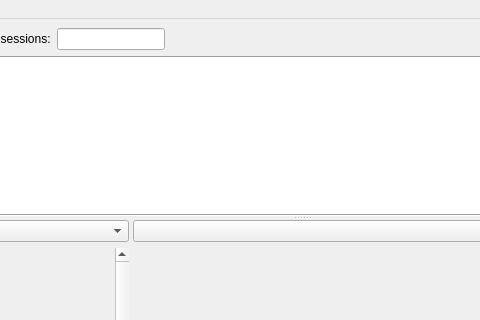
jniediek/combinato, file combinato/guioverview/guioverview.ui: the form before one commit; both pictures show x 95 to 575 and y 0 to 320 of the 793 by 555 pixel window.
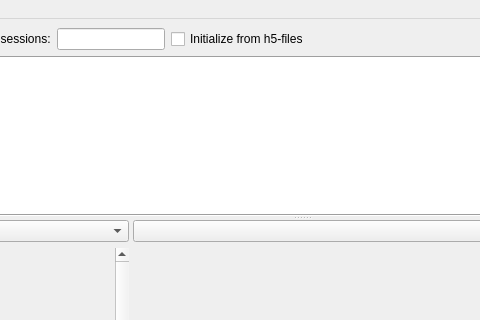
The form after the commit.

Commit message: Added option to init overview-gui without ncs files

The edit to the form file:
```diff
--- a/combinato/guioverview/guioverview.ui
+++ b/combinato/guioverview/guioverview.ui
@@ -40,6 +40,13 @@
         </property>
        </widget>
       </item>
+      <item>
+       <widget class="QCheckBox" name="checkBoxInitH5">
+        <property name="text">
+         <string>Initialize from h5-files</string>
+        </property>
+       </widget>
+      </item>
       <item>
        <spacer name="horizontalSpacer">
         <property name="orientation">
```
The commit also changes 2 other files.
